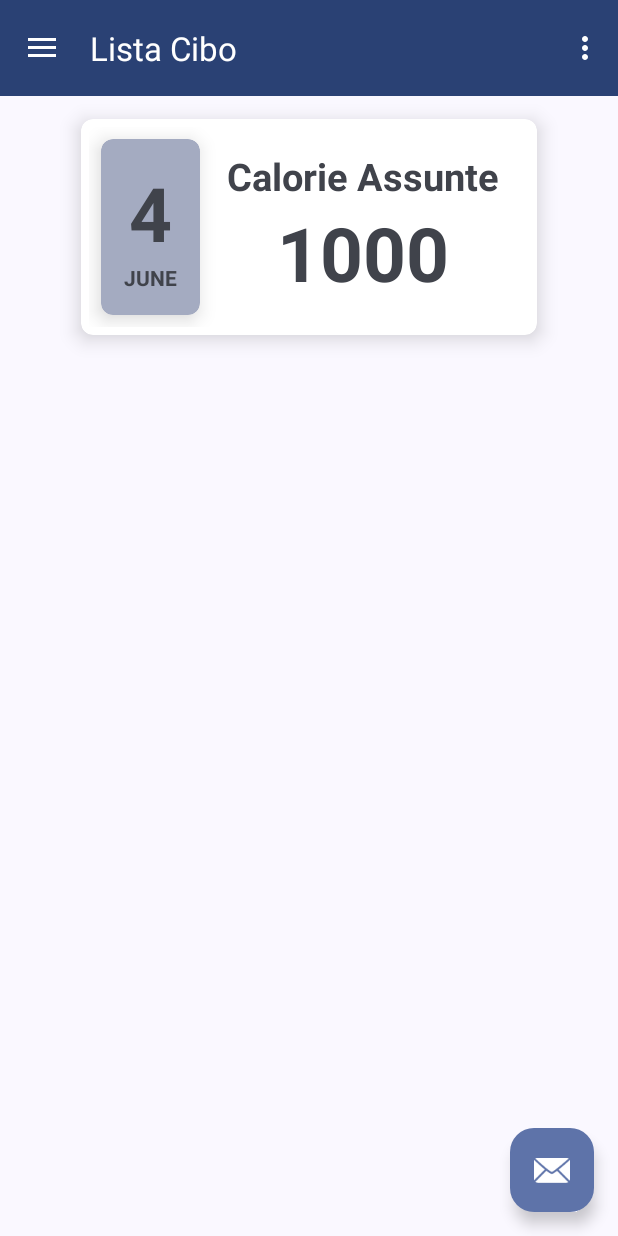
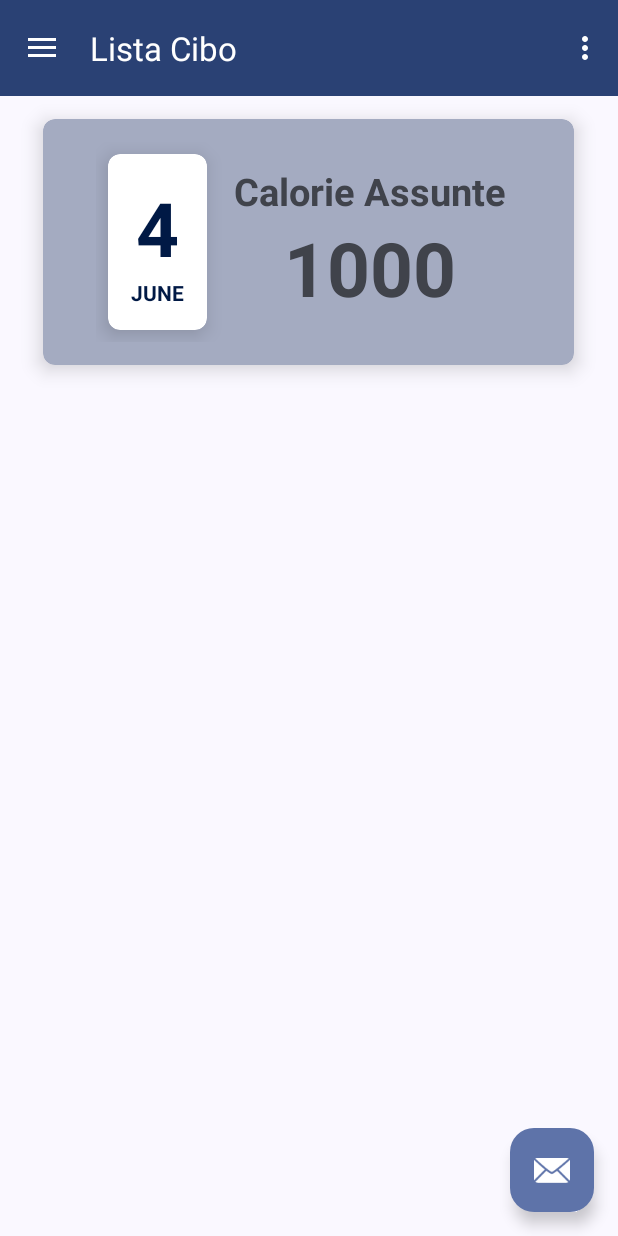
Before and after one commit to giacomochech/material3-app, an Android app: the screen it shows after launch (MainActivity), on a phone screen of 412 x 824 dp. Run offline under Robolectric (Android 15) with nearby library versions, the phone set to English and light mode, and no system bars; our stand-ins replace navigation-ui.

Commit message:
cambiati alcuni colori

```diff
--- a/app/src/main/java/com/example/material3app/ui/home/HomeFragment.kt
+++ b/app/src/main/java/com/example/material3app/ui/home/HomeFragment.kt
@@ -2,6 +2,7 @@ package com.example.material3app.ui.home
 
 import android.os.Build
 import android.os.Bundle
+import android.os.Handler
 import android.util.Log
 import android.view.LayoutInflater
 import android.view.View
@@ -32,6 +33,7 @@ class HomeFragment : Fragment() {
 
         val viewPager = binding.ViewPager//r.id.text_home
         viewPager.adapter = AdapterViewPager()
+        viewPager.setCurrentItem(Int.MAX_VALUE/2,false)
 
         return root
     }
@@ -48,9 +50,9 @@ class HomeFragment : Fragment() {
         @RequiresApi(Build.VERSION_CODES.O)
         override fun createFragment(position: Int): Fragment {
 
-            val day =  LocalDate.now().plusDays(position.toLong()).dayOfMonth
 
-            val month = LocalDate.now().plusDays(position.toLong()).month
+            val day =  LocalDate.now().plusDays((position-Int.MAX_VALUE/2).toLong()).dayOfMonth
+            val month = LocalDate.now().plusDays((position-Int.MAX_VALUE/2).toLong()).month
 
             return ListaCiboFragment(day,month,1000)
         }
--- a/app/src/main/res/drawable/ic_launcher_foreground.xml
+++ b/app/src/main/res/drawable/ic_launcher_foreground.xml
@@ -3,7 +3,7 @@
     android:height="108dp"
     android:viewportWidth="108"
     android:viewportHeight="108"
-    android:tint="#000000">
+    android:tint="@color/material_dynamic_neutral100">
   <group android:scaleX="2.0619"
       android:scaleY="2.0619"
       android:translateX="29.2572"
--- a/app/src/main/res/drawable/ic_menu_gallery.xml
+++ b/app/src/main/res/drawable/ic_menu_gallery.xml
@@ -4,6 +4,6 @@
     android:viewportWidth="24.0"
     android:viewportHeight="24.0">
     <path
-        android:fillColor="#FF000000"
+        android:fillColor="@color/material_dynamic_primary10"
         android:pathData="M22,16V4c0,-1.1 -0.9,-2 -2,-2H8c-1.1,0 -2,0.9 -2,2v12c0,1.1 0.9,2 2,2h12c1.1,0 2,-0.9 2,-2zm-11,-4l2.03,2.71L16,11l4,5H8l3,-4zM2,6v14c0,1.1 0.9,2 2,2h14v-2H4V6H2z" />
 </vector>
--- a/app/src/main/res/drawable/ic_menu_slideshow.xml
+++ b/app/src/main/res/drawable/ic_menu_slideshow.xml
@@ -4,6 +4,6 @@
     android:viewportWidth="24.0"
     android:viewportHeight="24.0">
     <path
-        android:fillColor="#FF000000"
+        android:fillColor="@color/material_dynamic_primary10"
         android:pathData="M4,6H2v14c0,1.1 0.9,2 2,2h14v-2H4V6zm16,-4H8c-1.1,0 -2,0.9 -2,2v12c0,1.1 0.9,2 2,2h12c1.1,0 2,-0.9 2,-2V4c0,-1.1 -0.9,-2 -2,-2zm-8,12.5v-9l6,4.5 -6,4.5z" />
 </vector>
--- a/app/src/main/res/drawable/side_nav_bar.xml
+++ b/app/src/main/res/drawable/side_nav_bar.xml
@@ -2,8 +2,8 @@
     android:shape="rectangle">
     <gradient
         android:angle="135"
-        android:centerColor="#009688"
-        android:endColor="#00695C"
-        android:startColor="#4DB6AC"
+        android:centerColor="@color/material_dynamic_primary20"
+        android:endColor="@color/material_dynamic_primary30"
+        android:startColor="@color/material_dynamic_primary10"
         android:type="linear" />
 </shape>
--- a/app/src/main/res/layout/fragment_lista_cibo.xml
+++ b/app/src/main/res/layout/fragment_lista_cibo.xml
@@ -1,20 +1,17 @@
 <?xml version="1.0" encoding="utf-8"?>
-<RelativeLayout xmlns:android="http://schemas.android.com/apk/res/android"
+<LinearLayout xmlns:android="http://schemas.android.com/apk/res/android"
     xmlns:app="http://schemas.android.com/apk/res-auto"
     xmlns:tools="http://schemas.android.com/tools"
     android:layout_width="match_parent"
     android:layout_height="match_parent"
+    android:orientation="vertical"
     tools:context=".ui.home.ListaCiboFragment">
 
-    <!-- TODO: Update blank fragment layout -->
 
 
-    <LinearLayout
-        android:layout_width="match_parent"
-        android:layout_height="match_parent"
-        android:orientation="vertical"
 
-        >
+
+
 
 
         <androidx.cardview.widget.CardView
@@ -25,6 +22,7 @@
             android:layout_margin="15dp"
             app:cardCornerRadius="8dp"
             app:cardElevation="8dp"
+            app:cardBackgroundColor="@color/material_dynamic_secondary70"
             >
             <LinearLayout
                 android:layout_width="wrap_content"
@@ -32,7 +30,10 @@
                 android:orientation="horizontal"
                 android:gravity="center"
                 android:layout_gravity="center_horizontal|center_vertical"
-                android:layout_margin="5dp"
+                android:layout_marginRight="35dp"
+                android:layout_marginLeft="35dp"
+                android:layout_marginBottom="15dp"
+                android:layout_marginTop="15dp"
                 >
                 <androidx.cardview.widget.CardView
                     android:layout_width="match_parent"
@@ -40,7 +41,7 @@
                     android:layout_margin="8dp"
                     app:cardCornerRadius="8dp"
                     app:cardElevation="8dp"
-                    android:backgroundTint="@color/material_dynamic_secondary70"
+                    android:backgroundTint="@color/material_dynamic_neutral100"
                     >
                     <LinearLayout
                         android:layout_width="wrap_content"
@@ -56,6 +57,7 @@
                             android:text="15"
                             android:textSize="50sp"
                             android:textStyle="bold"
+                            android:textColor="@color/material_dynamic_primary10"
                             />
 
 
@@ -64,7 +66,8 @@
                             android:layout_width="wrap_content"
                             android:layout_height="wrap_content"
                             android:text="maggio"
-                            android:textStyle="bold"/>
+                            android:textStyle="bold"
+                            android:textColor="@color/material_dynamic_primary10"/>
 
 
 
@@ -76,13 +79,11 @@
                     android:orientation="vertical"
                     android:gravity="center"
                     android:layout_gravity="center_horizontal|center_vertical"
-                    android:layout_marginLeft="10dp"
-                    android:layout_marginRight="20dp">
+                    android:layout_marginStart="10dp"
+                    android:layout_marginEnd="10dp">
                     <TextView
                         android:layout_width="wrap_content"
                         android:layout_height="wrap_content"
-                        android:layout_row="0"
-                        android:layout_column="0"
                         android:text="Calorie Assunte"
                         android:textSize="25sp"
                         android:textStyle="bold"/>
@@ -90,8 +91,6 @@
                         android:id="@+id/KcalAssunte"
                         android:layout_width="wrap_content"
                         android:layout_height="wrap_content"
-                        android:layout_row="0"
-                        android:layout_column="0"
                         android:text="2500"
                         android:textSize="50sp"
                         android:textStyle="bold"/></LinearLayout>
@@ -104,13 +103,8 @@
             android:layout_width="match_parent"
             android:layout_height="match_parent"
             android:id="@+id/recyclerView"
-            android:layout_rowWeight="5"
-
             android:layout_margin="8dp"
             android:elevation="8dp"
 
             />
     </LinearLayout>
-
-
-</RelativeLayout>
--- a/app/src/main/res/values/ic_launcher_background.xml
+++ b/app/src/main/res/values/ic_launcher_background.xml
@@ -1,4 +1,4 @@
 <?xml version="1.0" encoding="utf-8"?>
 <resources>
-    <color name="ic_launcher_background">#B76B4D</color>
+    <color name="ic_launcher_background">@color/material_dynamic_neutral0</color>
 </resources>
```
